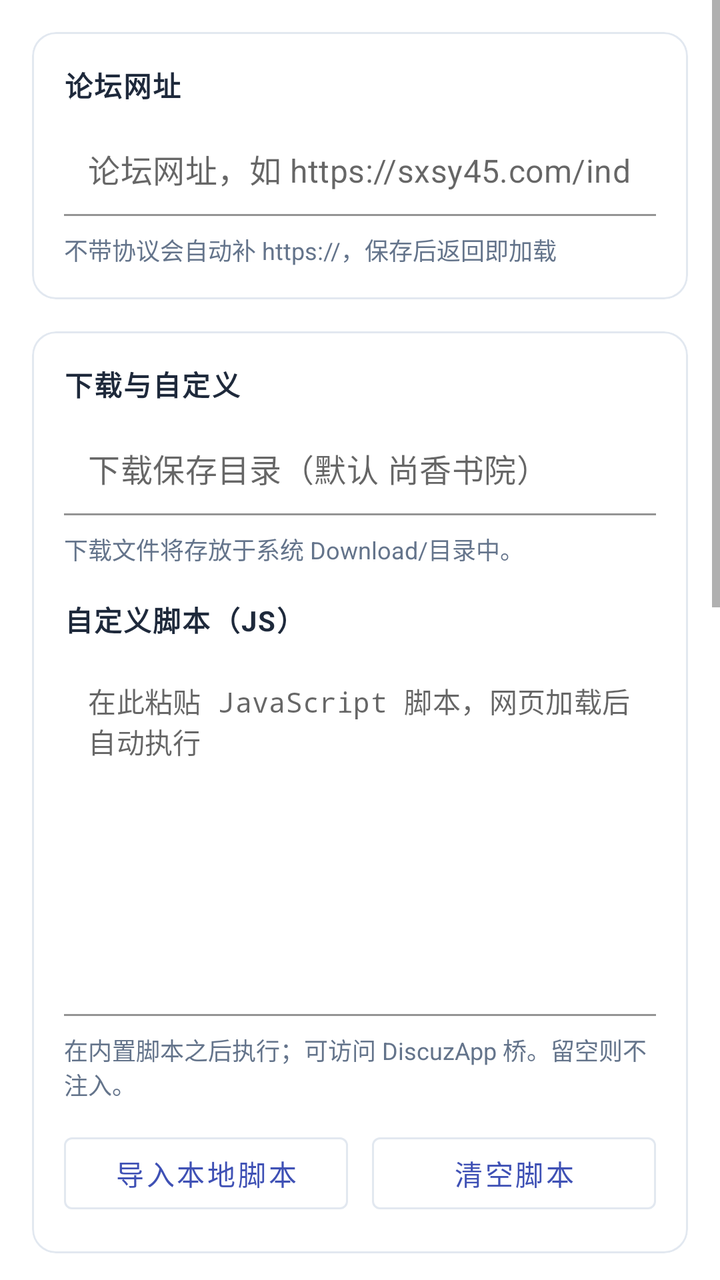
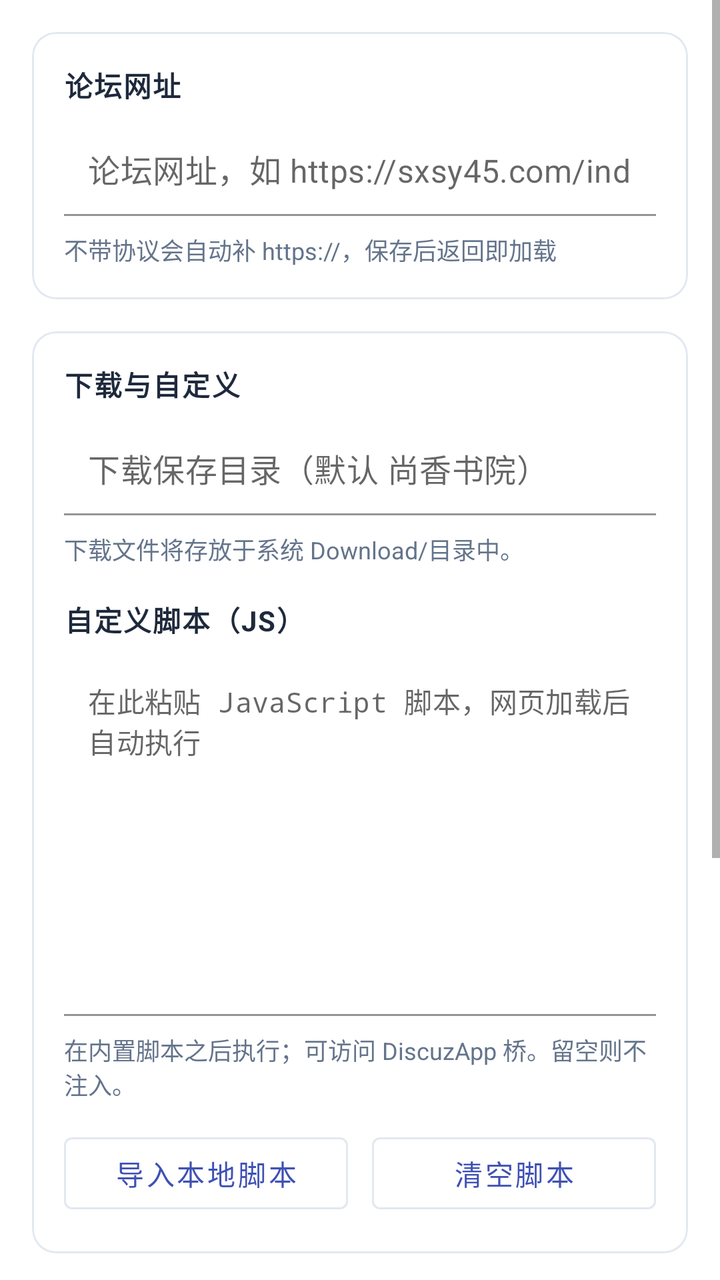

The first picture is an Android layout as it rendered before a commit; the second is the same layout after the commit. The layout source and the unified diff follow.
<!-- AndroidManifest.xml: application theme Theme.SXSYReader -->
<!-- res/layout/activity_settings.xml -->
<ScrollView xmlns:android="http://schemas.android.com/apk/res/android"
    xmlns:app="http://schemas.android.com/apk/res-auto"
    android:layout_width="match_parent"
    android:layout_height="match_parent"
    android:background="#FFFFFF"
    android:fillViewport="true">

    <LinearLayout
        android:layout_width="match_parent"
        android:layout_height="wrap_content"
        android:orientation="vertical"
        android:padding="16dp">

        <com.google.android.material.card.MaterialCardView
            android:layout_width="match_parent"
            android:layout_height="wrap_content"
            android:layout_marginBottom="16dp"
            app:cardCornerRadius="12dp"
            app:cardElevation="0dp"
            app:strokeColor="#E2E8F0"
            app:strokeWidth="1dp">

            <LinearLayout
                android:layout_width="match_parent"
                android:layout_height="wrap_content"
                android:orientation="vertical"
                android:padding="16dp">

                <TextView
                    android:layout_width="wrap_content"
                    android:layout_height="wrap_content"
                    android:text="论坛网址"
                    android:textColor="#1E293B"
                    android:textStyle="bold"
                    android:textSize="14sp"
                    android:textAllCaps="true"
                    android:letterSpacing="0.05"
                    android:layout_marginBottom="8dp"/>

                <com.google.android.material.textfield.TextInputLayout
                    android:layout_width="match_parent"
                    android:layout_height="wrap_content"
                    app:hintEnabled="false">

                    <com.google.android.material.textfield.TextInputEditText
                        android:id="@+id/etUrl"
                        android:layout_width="match_parent"
                        android:layout_height="wrap_content"
                        android:hint="论坛网址，如 https://sxsy45.com/index.php"
                        android:textColor="#1E293B"
                        android:textSize="16sp"
                        android:background="#FFFFFF"
                        android:padding="12dp"
                        android:inputType="textUri"
                        android:maxLines="1" />
                </com.google.android.material.textfield.TextInputLayout>

                <TextView
                    android:layout_width="wrap_content"
                    android:layout_height="wrap_content"
                    android:layout_marginTop="8dp"
                    android:text="不带协议会自动补 https://，保存后返回即加载"
                    android:textColor="#64748B"
                    android:textSize="12sp" />
            </LinearLayout>
        </com.google.android.material.card.MaterialCardView>

        <com.google.android.material.card.MaterialCardView
            android:layout_width="match_parent"
            android:layout_height="wrap_content"
            android:layout_marginBottom="16dp"
            app:cardCornerRadius="12dp"
            app:cardElevation="0dp"
            app:strokeColor="#E2E8F0"
            app:strokeWidth="1dp">

            <LinearLayout
                android:layout_width="match_parent"
                android:layout_height="wrap_content"
                android:orientation="vertical"
                android:padding="16dp">

                <TextView
                    android:layout_width="wrap_content"
                    android:layout_height="wrap_content"
                    android:text="下载与自定义"
                    android:textColor="#1E293B"
                    android:textStyle="bold"
                    android:textSize="14sp"
                    android:textAllCaps="true"
                    android:letterSpacing="0.05"
                    android:layout_marginBottom="8dp"/>

                <com.google.android.material.textfield.TextInputLayout
                    android:layout_width="match_parent"
                    android:layout_height="wrap_content"
                    app:hintEnabled="false">

                    <com.google.android.material.textfield.TextInputEditText
                        android:id="@+id/etDownloadDir"
                        android:layout_width="match_parent"
                        android:layout_height="wrap_content"
                        android:hint="下载保存目录（默认 尚香书院）"
                        android:textColor="#1E293B"
                        android:textSize="16sp"
                        android:background="#FFFFFF"
                        android:padding="12dp"
                        android:inputType="text"
                        android:maxLines="1" />
                </com.google.android.material.textfield.TextInputLayout>

                <TextView
                    android:layout_width="wrap_content"
                    android:layout_height="wrap_content"
                    android:layout_marginTop="8dp"
                    android:text="下载文件将存放于系统 Download/目录中。"
                    android:textColor="#64748B"
                    android:textSize="12sp" />

                <TextView
                    android:layout_width="wrap_content"
                    android:layout_height="wrap_content"
                    android:layout_marginTop="16dp"
                    android:text="自定义脚本（JS）"
                    android:textColor="#1E293B"
                    android:textStyle="bold"
                    android:textSize="14sp"
                    android:textAllCaps="true"
                    android:letterSpacing="0.05"
                    android:layout_marginBottom="8dp"/>

                <com.google.android.material.textfield.TextInputLayout
                    android:layout_width="match_parent"
                    android:layout_height="wrap_content"
                    app:hintEnabled="false">

                    <com.google.android.material.textfield.TextInputEditText
                        android:id="@+id/etCustomJs"
                        android:layout_width="match_parent"
                        android:layout_height="180dp"
                        android:background="#FFFFFF"
                        android:fontFamily="monospace"
                        android:gravity="top|start"
                        android:hint="在此粘贴 JavaScript 脚本，网页加载后自动执行"
                        android:padding="12dp"
                        android:scrollbars="vertical"
                        android:scrollHorizontally="false"
                        android:textColor="#1E293B"
                        android:textSize="14sp" />
                </com.google.android.material.textfield.TextInputLayout>

                <TextView
                    android:layout_width="wrap_content"
                    android:layout_height="wrap_content"
                    android:layout_marginTop="8dp"
                    android:text="在内置脚本之后执行；可访问 DiscuzApp 桥。留空则不注入。"
                    android:textColor="#64748B"
                    android:textSize="12sp" />

                <LinearLayout
                    android:layout_width="match_parent"
                    android:layout_height="wrap_content"
                    android:layout_marginTop="12dp"
                    android:orientation="horizontal">

                    <com.google.android.material.button.MaterialButton
                        android:id="@+id/btnImportScript"
                        android:layout_width="0dp"
                        android:layout_height="wrap_content"
                        android:layout_weight="1"
                        android:text="导入本地脚本"
                        app:strokeColor="#E2E8F0"
                        style="@style/Widget.MaterialComponents.Button.OutlinedButton" />

                    <Space
                        android:layout_width="12dp"
                        android:layout_height="1dp" />

                    <com.google.android.material.button.MaterialButton
                        android:id="@+id/btnClearScript"
                        android:layout_width="0dp"
                        android:layout_height="wrap_content"
                        android:layout_weight="1"
                        android:text="清空脚本"
                        app:strokeColor="#E2E8F0"
                        style="@style/Widget.MaterialComponents.Button.OutlinedButton" />
                </LinearLayout>
            </LinearLayout>
        </com.google.android.material.card.MaterialCardView>

        <com.google.android.material.card.MaterialCardView
            android:layout_width="match_parent"
            android:layout_height="wrap_content"
            android:layout_marginBottom="16dp"
            app:cardCornerRadius="12dp"
            app:cardElevation="0dp"
            app:strokeColor="#E2E8F0"
            app:strokeWidth="1dp">

            <LinearLayout
                android:layout_width="match_parent"
                android:layout_height="wrap_content"
                android:orientation="vertical"
                android:padding="16dp">

                <TextView
                    android:layout_width="wrap_content"
                    android:layout_height="wrap_content"
                    android:text="下载命名脚本"
                    android:textColor="#1E293B"
                    android:textStyle="bold"
                    android:textSize="14sp"
                    android:textAllCaps="true"
                    android:letterSpacing="0.05"
                    android:layout_marginBottom="8dp"/>

                <com.google.android.material.textfield.TextInputLayout
                    android:layout_width="match_parent"
                    android:layout_height="wrap_content"
                    app:hintEnabled="false">

                    <com.google.android.material.textfield.TextInputEditText
                        android:id="@+id/etNameScript"
                        android:layout_width="match_parent"
                        android:layout_height="180dp"
                        android:background="#FFFFFF"
                        android:fontFamily="monospace"
                        android:gravity="top|start"
                        android:hint="用 return 返回文件名，可用 v.attach / v.book / v.chapter / v.title"
                        android:padding="12dp"
                        android:scrollbars="vertical"
                        android:textColor="#1E293B"
                        android:textSize="14sp" />
                </com.google.android.material.textfield.TextInputLayout>

                <TextView
                    android:layout_width="wrap_content"
                    android:layout_height="wrap_content"
                    android:layout_marginTop="8dp"
                    android:text="对每个附件跑一次，用 return 返回文件名（不带扩展名，扩展名自动补）。站点标记 [sxsy.org] / soushu2025.com / @ 永远会被去掉。返回空则回退到「附件名 或 书名（章节）」。"
                    android:textColor="#64748B"
                    android:textSize="12sp" />

                <LinearLayout
                    android:layout_width="match_parent"
                    android:layout_height="wrap_content"
                    android:layout_marginTop="12dp"
                    android:orientation="horizontal">

                    <com.google.android.material.button.MaterialButton
                        android:id="@+id/btnImportNameScript"
                        android:layout_width="0dp"
                        android:layout_height="wrap_content"
                        android:layout_weight="1"
                        android:text="导入脚本"
                        app:strokeColor="#E2E8F0"
                        style="@style/Widget.MaterialComponents.Button.OutlinedButton" />

                    <Space
                        android:layout_width="12dp"
                        android:layout_height="1dp" />

                    <com.google.android.material.button.MaterialButton
                        android:id="@+id/btnResetNameScript"
                        android:layout_width="0dp"
                        android:layout_height="wrap_content"
                        android:layout_weight="1"
                        android:text="恢复默认"
                        app:strokeColor="#E2E8F0"
                        style="@style/Widget.MaterialComponents.Button.OutlinedButton" />
                </LinearLayout>
            </LinearLayout>
        </com.google.android.material.card.MaterialCardView>

        <com.google.android.material.card.MaterialCardView
            android:layout_width="match_parent"
            android:layout_height="wrap_content"
            android:layout_marginBottom="16dp"
            app:cardCornerRadius="12dp"
            app:cardElevation="0dp"
            app:strokeColor="#E2E8F0"
            app:strokeWidth="1dp">

            <LinearLayout
                android:layout_width="match_parent"
                android:layout_height="wrap_content"
                android:orientation="vertical"
                android:padding="16dp">

                <TextView
                    android:layout_width="wrap_content"
                    android:layout_height="wrap_content"
                    android:text="浏览数据"
                    android:textColor="#1E293B"
                    android:textStyle="bold"
                    android:textSize="14sp"
                    android:textAllCaps="true"
                    android:letterSpacing="0.05"
                    android:layout_marginBottom="8dp"/>

                <LinearLayout
                    android:id="@+id/retentionRow"
                    android:layout_width="match_parent"
                    android:layout_height="wrap_content"
                    android:orientation="horizontal"
                    android:gravity="center_vertical"
                    android:paddingTop="12dp"
                    android:paddingBottom="12dp"
                    android:clickable="true"
                    android:focusable="true"
                    android:background="?attr/selectableItemBackground">

                    <TextView
                        android:layout_width="0dp"
                        android:layout_height="wrap_content"
                        android:layout_weight="1"
                        android:text="历史记录保留时长"
                        android:textColor="#1E293B"
                        android:textSize="16sp" />

                    <TextView
                        android:id="@+id/tvRetention"
                        android:layout_width="wrap_content"
                        android:layout_height="wrap_content"
                        android:text="不自动删除"
                        android:textColor="#64748B"
                        android:textSize="14sp" />
                </LinearLayout>

                <TextView
                    android:layout_width="wrap_content"
                    android:layout_height="wrap_content"
                    android:layout_marginBottom="8dp"
                    android:text="超过时长的历史记录将自动删除"
                    android:textColor="#64748B"
                    android:textSize="12sp" />

                <com.google.android.material.button.MaterialButton
                    android:id="@+id/btnClearCache"
                    android:layout_width="match_parent"
                    android:layout_height="wrap_content"
                    android:text="清除缓存与浏览数据"
                    app:strokeColor="#E2E8F0"
                    style="@style/Widget.MaterialComponents.Button.OutlinedButton" />

                <TextView
                    android:layout_width="wrap_content"
                    android:layout_height="wrap_content"
                    android:layout_marginTop="8dp"
                    android:text="清空网页缓存、Cookie 与登录状态（不影响已下载的文件）"
                    android:textColor="#64748B"
                    android:textSize="12sp" />
            </LinearLayout>
        </com.google.android.material.card.MaterialCardView>

        <LinearLayout
            android:layout_width="match_parent"
            android:layout_height="wrap_content"
            android:layout_marginTop="8dp"
            android:orientation="horizontal">

            <com.google.android.material.button.MaterialButton
                android:id="@+id/btnReset"
                android:layout_width="0dp"
                android:layout_height="wrap_content"
                android:layout_weight="1"
                android:text="重置"
                app:strokeColor="#E2E8F0"
                style="@style/Widget.MaterialComponents.Button.OutlinedButton" />

            <Space
                android:layout_width="16dp"
                android:layout_height="1dp" />

            <com.google.android.material.button.MaterialButton
                android:id="@+id/btnSave"
                android:layout_width="0dp"
                android:layout_height="wrap_content"
                android:layout_weight="2"
                android:text="保存设置" />
        </LinearLayout>
    </LinearLayout>
</ScrollView>
<!-- resources referenced by this layout -->
<resources>
  <style name="Theme.SXSYReader" parent="Theme.MaterialComponents.Light.NoActionBar">
          <item name="colorPrimary">@color/primary</item>
          <item name="colorPrimaryDark">@color/primary_dark</item>
          <item name="colorAccent">@color/accent</item>
          <item name="android:statusBarColor">@color/primary_dark</item>
          <item name="android:windowBackground">@android:color/white</item>
          <item name="android:textColor">#212121</item>
          <item name="popupMenuStyle">@style/PopupMenu</item>
      </style>
  <color name="primary">#3F51B5</color>
  <color name="primary_dark">#303F9F</color>
  <color name="accent">#FF5722</color>
  <style name="PopupMenu" parent="Widget.MaterialComponents.PopupMenu">
          <item name="android:popupBackground">@android:color/white</item>
          <item name="android:textColor">#212121</item>
      </style>
</resources>

<!-- the commit's change to res/layout/activity_settings.xml (unified diff, before → after) -->
@@ -206,90 +206,6 @@
                 <TextView
                     android:layout_width="wrap_content"
                     android:layout_height="wrap_content"
-                    android:text="下载命名脚本"
-                    android:textColor="#1E293B"
-                    android:textStyle="bold"
-                    android:textSize="14sp"
-                    android:textAllCaps="true"
-                    android:letterSpacing="0.05"
-                    android:layout_marginBottom="8dp"/>
-
-                <com.google.android.material.textfield.TextInputLayout
-                    android:layout_width="match_parent"
-                    android:layout_height="wrap_content"
-                    app:hintEnabled="false">
-
-                    <com.google.android.material.textfield.TextInputEditText
-                        android:id="@+id/etNameScript"
-                        android:layout_width="match_parent"
-                        android:layout_height="180dp"
-                        android:background="#FFFFFF"
-                        android:fontFamily="monospace"
-                        android:gravity="top|start"
-                        android:hint="用 return 返回文件名，可用 v.attach / v.book / v.chapter / v.title"
-                        android:padding="12dp"
-                        android:scrollbars="vertical"
-                        android:textColor="#1E293B"
-                        android:textSize="14sp" />
-                </com.google.android.material.textfield.TextInputLayout>
-
-                <TextView
-                    android:layout_width="wrap_content"
-                    android:layout_height="wrap_content"
-                    android:layout_marginTop="8dp"
-                    android:text="对每个附件跑一次，用 return 返回文件名（不带扩展名，扩展名自动补）。站点标记 [sxsy.org] / soushu2025.com / @ 永远会被去掉。返回空则回退到「附件名 或 书名（章节）」。"
-                    android:textColor="#64748B"
-                    android:textSize="12sp" />
-
-                <LinearLayout
-                    android:layout_width="match_parent"
-                    android:layout_height="wrap_content"
-                    android:layout_marginTop="12dp"
-                    android:orientation="horizontal">
-
-                    <com.google.android.material.button.MaterialButton
-                        android:id="@+id/btnImportNameScript"
-                        android:layout_width="0dp"
-                        android:layout_height="wrap_content"
-                        android:layout_weight="1"
-                        android:text="导入脚本"
-                        app:strokeColor="#E2E8F0"
-                        style="@style/Widget.MaterialComponents.Button.OutlinedButton" />
-
-                    <Space
-                        android:layout_width="12dp"
-                        android:layout_height="1dp" />
-
-                    <com.google.android.material.button.MaterialButton
-                        android:id="@+id/btnResetNameScript"
-                        android:layout_width="0dp"
-                        android:layout_height="wrap_content"
-                        android:layout_weight="1"
-                        android:text="恢复默认"
-                        app:strokeColor="#E2E8F0"
-                        style="@style/Widget.MaterialComponents.Button.OutlinedButton" />
-                </LinearLayout>
-            </LinearLayout>
-        </com.google.android.material.card.MaterialCardView>
-
-        <com.google.android.material.card.MaterialCardView
-            android:layout_width="match_parent"
-            android:layout_height="wrap_content"
-            android:layout_marginBottom="16dp"
-            app:cardCornerRadius="12dp"
-            app:cardElevation="0dp"
-            app:strokeColor="#E2E8F0"
-            app:strokeWidth="1dp">
-
-            <LinearLayout
-                android:layout_width="match_parent"
-                android:layout_height="wrap_content"
-                android:orientation="vertical"
-                android:padding="16dp">
-
-                <TextView
-                    android:layout_width="wrap_content"
-                    android:layout_height="wrap_content"
                     android:text="浏览数据"
                     android:textColor="#1E293B"
                     android:textStyle="bold"
